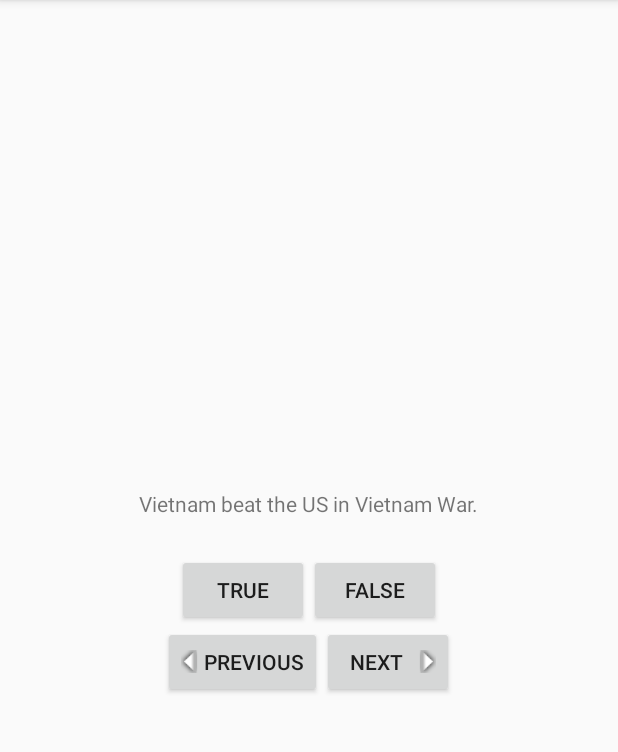
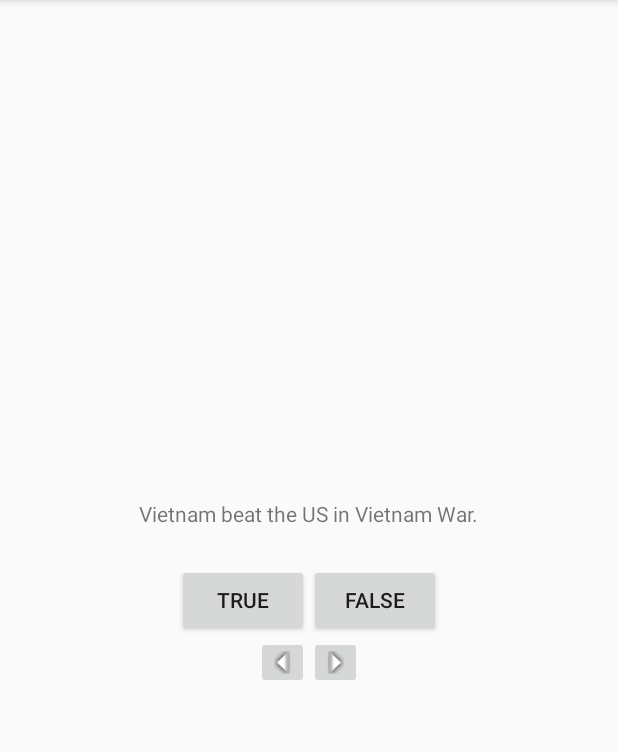
Before and after one commit to huyviet1995/GeoQuiz, an Android app: the screen it shows after launch (QuizActivity), on a phone screen of 412 x 824 dp, the part 84-836 px from its top. Run offline under Robolectric (Android 15) with nearby library versions, the phone set to English and light mode, and no system bars.

Commit message:
adding image button

```diff
--- a/app/src/main/java/com/example/huyviet1995/myapplication/QuizActivity.java
+++ b/app/src/main/java/com/example/huyviet1995/myapplication/QuizActivity.java
@@ -4,14 +4,15 @@ import android.support.v7.app.AppCompatActivity;
 import android.os.Bundle;
 import android.view.View;
 import android.widget.Button;
+import android.widget.ImageButton;
 import android.widget.TextView;
 import android.widget.Toast;
 
 public class QuizActivity extends AppCompatActivity {
     private Button mTrueButton;
     private Button mFalseButton;
-    private Button mNextButton;
-    private Button mPreviousButton;
+    private ImageButton mNextButton;
+    private ImageButton mPreviousButton;
     private TextView mQuestionTextView;
 
 
@@ -78,7 +79,7 @@ public class QuizActivity extends AppCompatActivity {
             }
         });
 
-        mNextButton = (Button)findViewById(R.id.next_button);
+        mNextButton = (ImageButton)findViewById(R.id.next_button);
 
         mNextButton.setOnClickListener(new View.OnClickListener() {
             @Override
@@ -87,7 +88,7 @@ public class QuizActivity extends AppCompatActivity {
                 updateQuestion();
             }
         });
-        mPreviousButton = (Button)findViewById(R.id.previous_button);
+        mPreviousButton = (ImageButton)findViewById(R.id.previous_button);
         mPreviousButton.setOnClickListener(new View.OnClickListener() {
             @Override
             public void onClick(View v) {
--- a/app/src/main/res/layout/activity_quiz.xml
+++ b/app/src/main/res/layout/activity_quiz.xml
@@ -33,20 +33,17 @@
         android:layout_height="wrap_content"
         android:orientation="horizontal"
     >
-    <Button
+    <ImageButton
         android:id="@+id/previous_button"
         android:layout_width="wrap_content"
         android:layout_height="wrap_content"
-        android:text="@string/previous_button"
-        android:drawableLeft="@drawable/arrow_left"
-        android:drawablePadding="4dp"/>
-    <Button
+        android:src="@drawable/arrow_left"/>
+
+    <ImageButton
         android:id="@+id/next_button"
         android:layout_width="wrap_content"
         android:layout_height="wrap_content"
-        android:text="@string/next_button"
-        android:drawableRight="@drawable/arrow_right"
-        android:drawablePadding="4dp"/>
+        android:src="@drawable/arrow_right"/>
     </LinearLayout>
 
 </LinearLayout>
```
